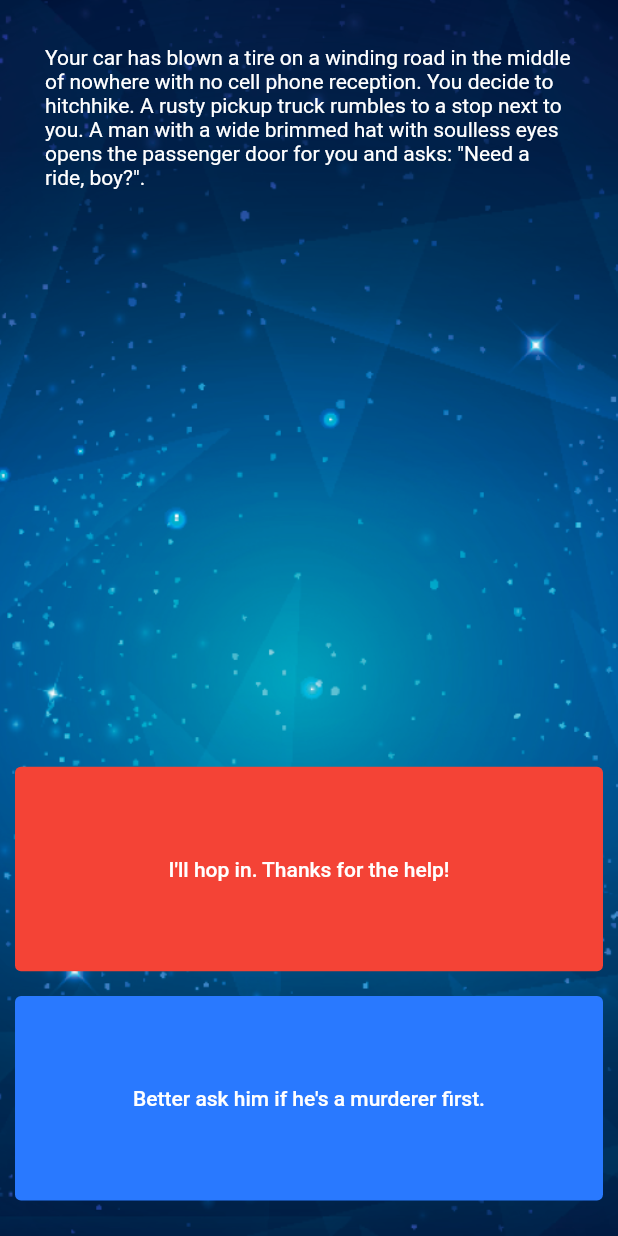
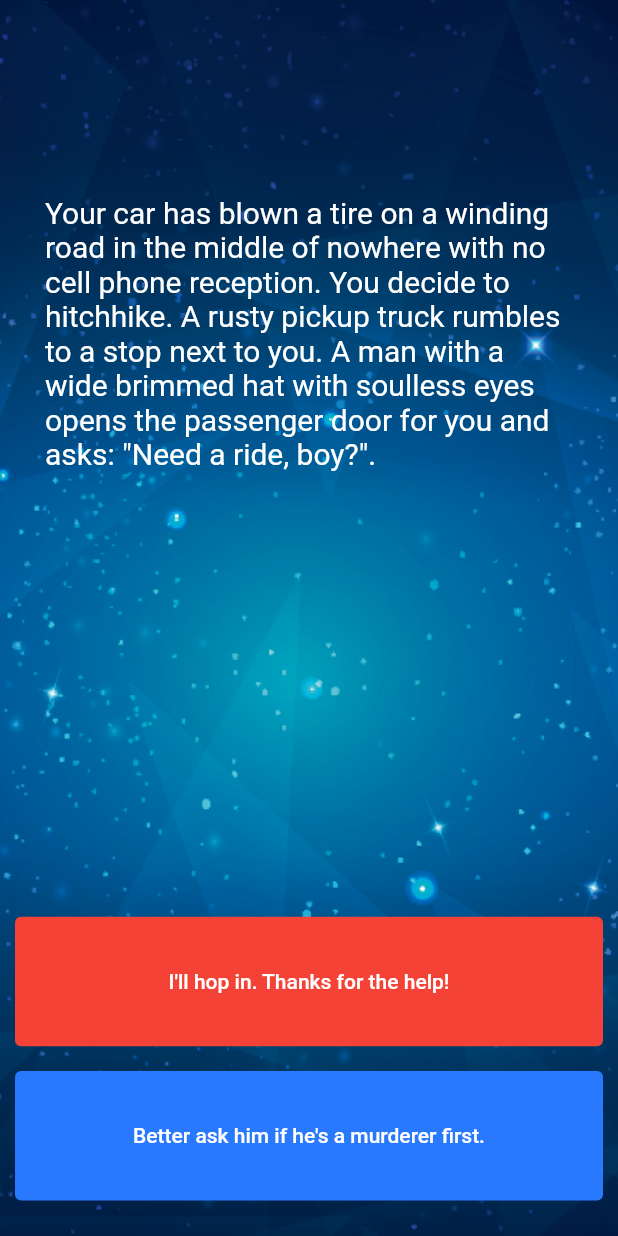
Before and after one commit to Abhishek-J-B-R-I/destini, a Flutter app: the screen it shows after launch, on a phone screen of 412 x 824 dp. Run offline on Flutter 3.47's test engine with Material 2 defaults, Android fonts, the phone set to English and light mode, and no system bars.

Commit message:
so i got it actually i use Visible widget on expanded so whole expanded invisible and other expanded widget change their alignment when second button invisible now fix it.

```diff
--- a/lib/main.dart
+++ b/lib/main.dart
@@ -27,16 +27,19 @@ class _gameState extends State<game> {
           decoration: BoxDecoration(image: DecorationImage(image: AssetImage('image/background.png'),fit: BoxFit.cover)),
           child: Column(
             crossAxisAlignment: CrossAxisAlignment.stretch,
+
             children: [
               SafeArea(
                 child: Expanded(
                   child: Container(
+                    margin: EdgeInsets.only(top: 100),
                     //decoration: BoxDecoration(image: DecorationImage(image: AssetImage('image/background.png'),fit: BoxFit.cover)),
                     padding: EdgeInsets.all(20),
                     height: height/1.7,
                     width: width,
                     child: Text(stq.GetStory(), style: TextStyle(
-                      color: Colors.white
+                      color: Colors.white,
+                      fontSize: 20
                     ),),
 
                     //color: Colors.deepPurpleAccent,
@@ -76,13 +79,13 @@ class _gameState extends State<game> {
               )),
               SizedBox(
                 //height:height/6,
-                //height: height/50,
-                height: height/stq.RedButtonSize(),
+                height: height/50,
+                //height: height/stq.RedButtonSize(),
               ),
-              Visibility(
-                visible: stq.visii(),
-                child: Expanded(
-                  flex: 2,
+              Expanded(
+                flex: 2,
+                  child: Visibility(
+                    visible: stq.visii(),
                     child: TextButton(
 
                         onPressed: () {
@@ -104,8 +107,8 @@ class _gameState extends State<game> {
 
                     ),
 
-                    )),
-              ),
+                    ),
+                  )),
               SizedBox(
                 height: height/60,
               )
--- a/lib/storyquiz.dart
+++ b/lib/storyquiz.dart
@@ -71,7 +71,7 @@ class Storyquiz {
       return true;
     }
   }
-
+/*
   int RedButtonSize(){
     if(_i==5 || _i==4 || _i==3){
       return 6;
@@ -80,5 +80,6 @@ class Storyquiz {
       return 50;
     }
   }
+*/
 
 }
```
